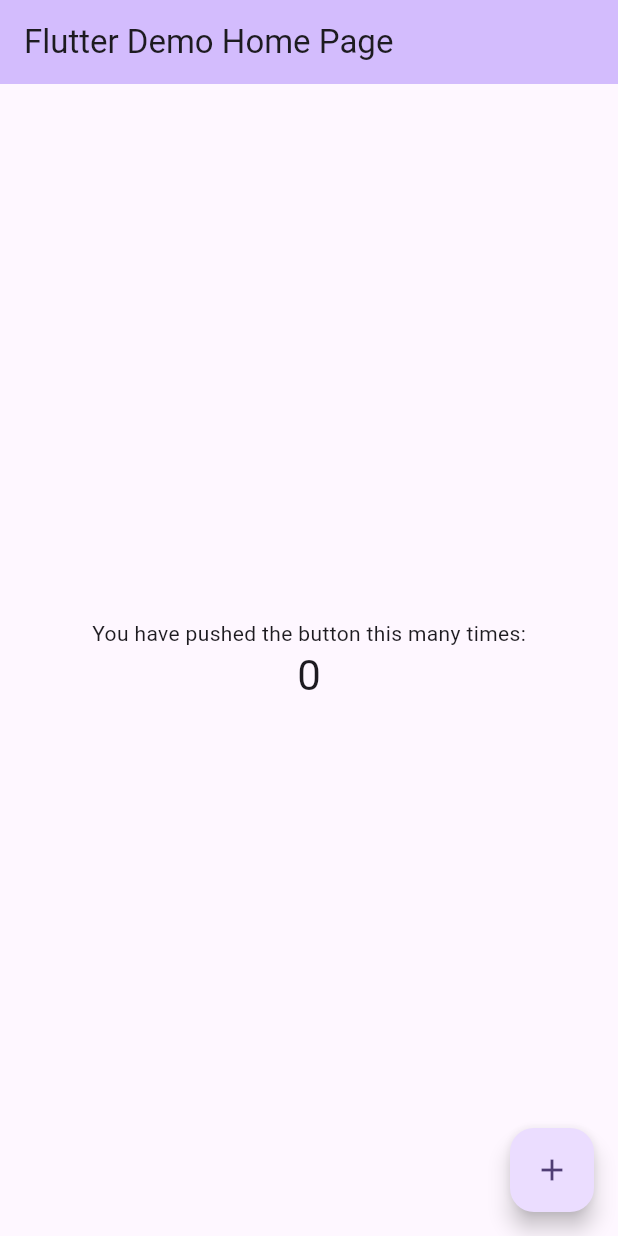
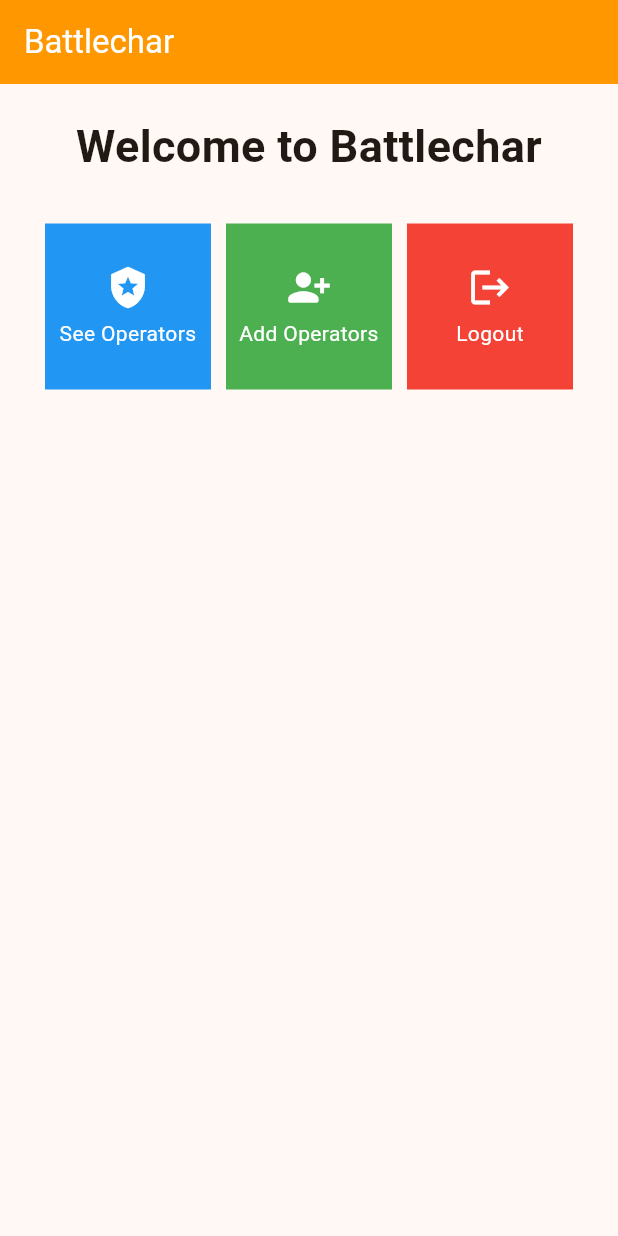
Before and after one commit to dimashn04/battlechar-mobile, a Flutter app: the screen it shows after launch, on a phone screen of 412 x 824 dp. Run offline on Flutter 3.47's test engine with Material 2 defaults, Android fonts, the phone set to English and light mode, and no system bars.

Commit message:
Done assignment 7

```diff
--- a/lib/main.dart
+++ b/lib/main.dart
@@ -1,4 +1,5 @@
 import 'package:flutter/material.dart';
+import 'package:battlechar_mobile/menu.dart';
 
 void main() {
   runApp(const MyApp());
@@ -11,115 +12,12 @@
   @override
   Widget build(BuildContext context) {
     return MaterialApp(
-      title: 'Flutter Demo',
+      title: 'Battlechar',
       theme: ThemeData(
-        // This is the theme of your application.
-        //
-        // TRY THIS: Try running your application with "flutter run". You'll see
-        // the application has a blue toolbar. Then, without quitting the app,
-        // try changing the seedColor in the colorScheme below to Colors.green
-        // and then invoke "hot reload" (save your changes or press the "hot
-        // reload" button in a Flutter-supported IDE, or press "r" if you used
-        // the command line to start the app).
-        //
-        // Notice that the counter didn't reset back to zero; the application
-        // state is not lost during the reload. To reset the state, use hot
-        // restart instead.
-        //
-        // This works for code too, not just values: Most code changes can be
-        // tested with just a hot reload.
-        colorScheme: ColorScheme.fromSeed(seedColor: Colors.deepPurple),
+        colorScheme: ColorScheme.fromSeed(seedColor: Colors.orange),
         useMaterial3: true,
       ),
-      home: const MyHomePage(title: 'Flutter Demo Home Page'),
+      home: MyHomePage(),
     );
   }
 }
-
-class MyHomePage extends StatefulWidget {
-  const MyHomePage({super.key, required this.title});
-
-  // This widget is the home page of your application. It is stateful, meaning
-  // that it has a State object (defined below) that contains fields that affect
-  // how it looks.
-
-  // This class is the configuration for the state. It holds the values (in this
-  // case the title) provided by the parent (in this case the App widget) and
-  // used by the build method of the State. Fields in a Widget subclass are
-  // always marked "final".
-
-  final String title;
-
-  @override
-  State<MyHomePage> createState() => _MyHomePageState();
-}
-
-class _MyHomePageState extends State<MyHomePage> {
-  int _counter = 0;
-
-  void _incrementCounter() {
-    setState(() {
-      // This call to setState tells the Flutter framework that something has
-      // changed in this State, which causes it to rerun the build method below
-      // so that the display can reflect the updated values. If we changed
-      // _counter without calling setState(), then the build method would not be
-      // called again, and so nothing would appear to happen.
-      _counter++;
-    });
-  }
-
-  @override
-  Widget build(BuildContext context) {
-    // This method is rerun every time setState is called, for instance as done
-    // by the _incrementCounter method above.
-    //
-    // The Flutter framework has been optimized to make rerunning build methods
-    // fast, so that you can just rebuild anything that needs updating rather
-    // than having to individually change instances of widgets.
-    return Scaffold(
-      appBar: AppBar(
-        // TRY THIS: Try changing the color here to a specific color (to
-        // Colors.amber, perhaps?) and trigger a hot reload to see the AppBar
-        // change color while the other colors stay the same.
-        backgroundColor: Theme.of(context).colorScheme.inversePrimary,
-        // Here we take the value from the MyHomePage object that was created by
-        // the App.build method, and use it to set our appbar title.
-        title: Text(widget.title),
-      ),
-      body: Center(
-        // Center is a layout widget. It takes a single child and positions it
-        // in the middle of the parent.
-        child: Column(
-          // Column is also a layout widget. It takes a list of children and
-          // arranges them vertically. By default, it sizes itself to fit its
-          // children horizontally, and tries to be as tall as its parent.
-          //
-          // Column has various properties to control how it sizes itself and
-          // how it positions its children. Here we use mainAxisAlignment to
-          // center the children vertically; the main axis here is the vertical
-          // axis because Columns are vertical (the cross axis would be
-          // horizontal).
-          //
-          // TRY THIS: Invoke "debug painting" (choose the "Toggle Debug Paint"
-          // action in the IDE, or press "p" in the console), to see the
-          // wireframe for each widget.
-          mainAxisAlignment: MainAxisAlignment.center,
-          children: <Widget>[
-            const Text(
-              'You have pushed the button this many times:',
-            ),
-            Text(
-              '$_counter',
-              style: Theme.of(context).textTheme.headlineMedium,
-            ),
-          ],
-        ),
-      ),
-      floatingActionButton: FloatingActionButton(
-        onPressed: _incrementCounter,
-        tooltip: 'Increment',
-        child: const Icon(Icons.add),
-      ), // This trailing comma makes auto-formatting nicer for build methods.
-    );
-  }
-}
--- /dev/null
+++ b/lib/menu.dart
@@ -0,0 +1,112 @@
+import 'package:flutter/material.dart';
+
+class MenuItem {
+  final String name;
+  final IconData icon;
+  final Color color;
+
+  MenuItem(this.name, this.icon, this.color);
+}
+
+class MyHomePage extends StatelessWidget {
+  MyHomePage({Key? key}) : super(key: key);
+  final List<MenuItem> items = [
+    MenuItem("See Operators", Icons.local_police, Colors.blue),
+    MenuItem("Add Operators", Icons.person_add_alt_1_rounded , Colors.green),
+    MenuItem("Logout", Icons.logout, Colors.red),
+  ];
+  @override
+  Widget build(BuildContext context) {
+    return Scaffold(
+      appBar: AppBar(
+        title: const Text(
+          'Battlechar',
+          style: TextStyle(color: Colors.white),
+        ),
+        backgroundColor: Colors.orange,
+      ),
+      body: SingleChildScrollView(
+        // Widget wrapper yang dapat discroll
+        child: Padding(
+          padding: const EdgeInsets.all(10.0), // Set padding dari halaman
+          child: Column(
+            // Widget untuk menampilkan children secara vertikal
+            children: <Widget>[
+              const Padding(
+                padding: EdgeInsets.only(top: 10.0, bottom: 10.0),
+                // Widget Text untuk menampilkan tulisan dengan alignment center dan style yang sesuai
+                child: Text(
+                  'Welcome to Battlechar', // Text yang menandakan toko
+                  textAlign: TextAlign.center,
+                  style: TextStyle(
+                    fontSize: 30,
+                    fontWeight: FontWeight.bold,
+                  ),
+                ),
+              ),
+              // Grid layout
+              GridView.count(
+                // Container pada card kita.
+                primary: true,
+                padding: const EdgeInsets.all(20),
+                crossAxisSpacing: 10,
+                mainAxisSpacing: 10,
+                crossAxisCount: 3,
+                shrinkWrap: true,
+                children: items.map((MenuItem item) {
+                  // Iterasi untuk setiap item
+                  return ShopCard(item);
+                }).toList(),
+              ),
+            ],
+          ),
+        ),
+      ),
+    );
+  }
+}
+
+class ShopCard extends StatelessWidget {
+  final MenuItem item;
+
+  const ShopCard(this.item, {super.key}); // Constructor
+
+  @override
+  Widget build(BuildContext context) {
+    return Material(
+      color: item.color,
+      child: InkWell(
+        // Area responsive terhadap sentuhan
+        onTap: () {
+          // Memunculkan SnackBar ketika diklik
+          ScaffoldMessenger.of(context)
+            ..hideCurrentSnackBar()
+            ..showSnackBar(SnackBar(
+                content: Text("You've pressed the ${item.name} button!")));
+        },
+        child: Container(
+          // Container untuk menyimpan Icon dan Text
+          padding: const EdgeInsets.all(8),
+          child: Center(
+            child: Column(
+              mainAxisAlignment: MainAxisAlignment.center,
+              children: [
+                Icon(
+                  item.icon,
+                  color: Colors.white,
+                  size: 30.0,
+                ),
+                const Padding(padding: EdgeInsets.all(3)),
+                Text(
+                  item.name,
+                  textAlign: TextAlign.center,
+                  style: const TextStyle(color: Colors.white),
+                ),
+              ],
+            ),
+          ),
+        ),
+      ),
+    );
+  }
+}
```
Also changed, not shown: 1 other file.
